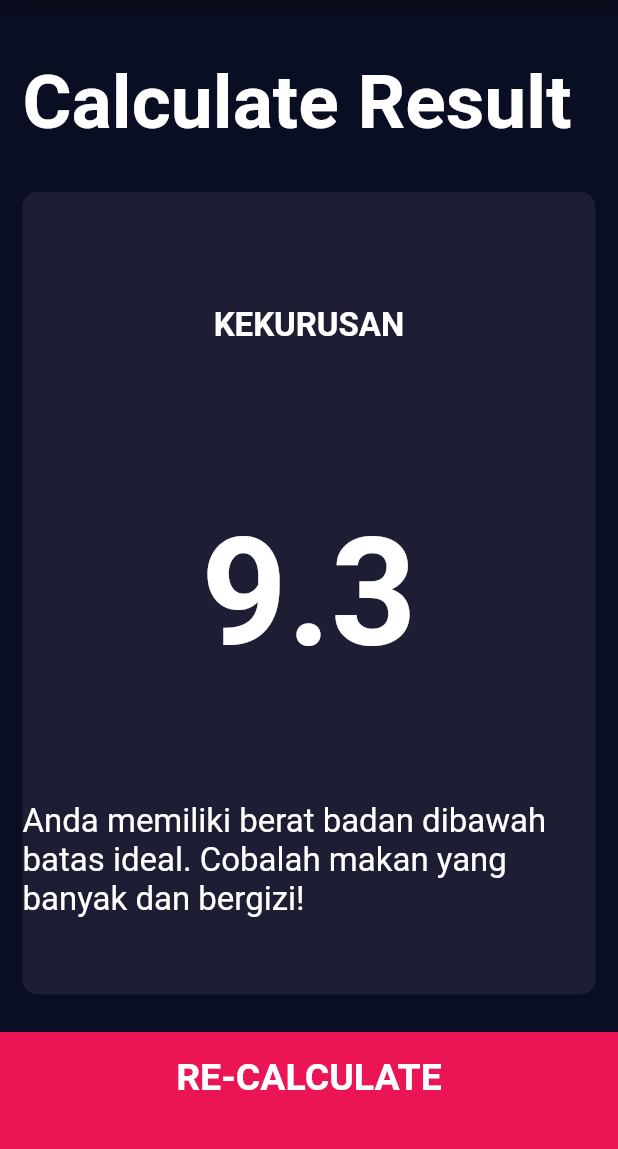
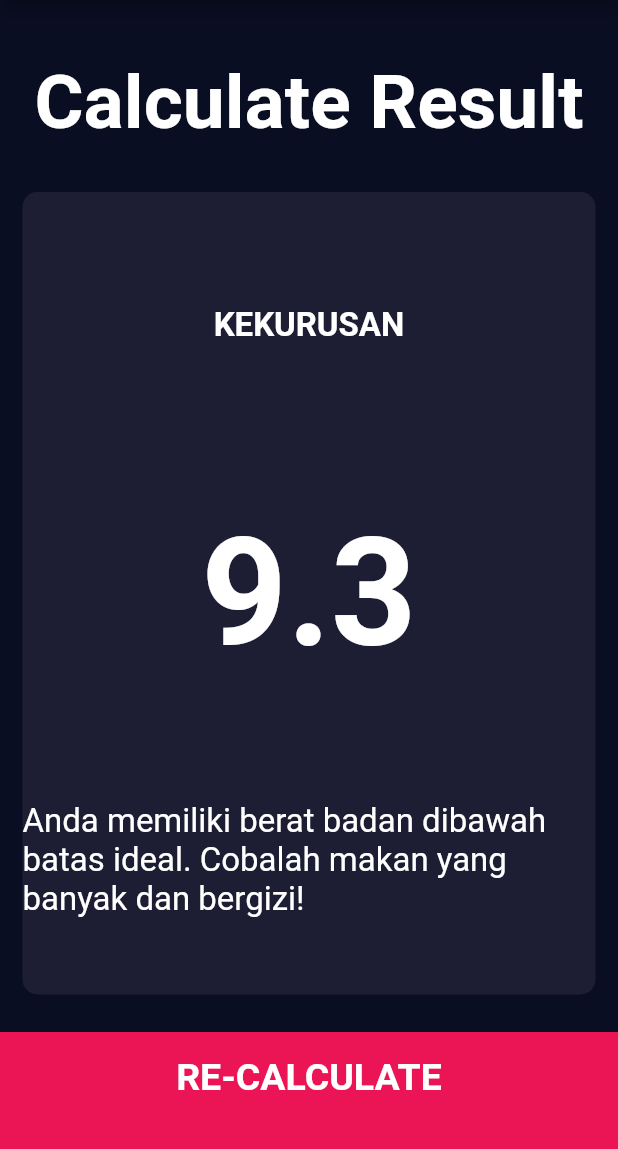
Before and after one commit to aulyanrahman/bmi_calculator_praktikum, a Flutter app: the screen it shows after launch, after a tap on "CALCULATE", on a phone screen of 412 x 824 dp, the part 84-1233 px from its top. Run offline on Flutter 3.47's test engine with Material 2 defaults, Android fonts, the phone set to English and light mode, and no system bars; our stand-ins replace font_awesome_flutter.

Commit message:
done app

```diff
--- a/lib/screens/result.page.dart
+++ b/lib/screens/result.page.dart
@@ -24,7 +24,7 @@ class ResultPage extends StatelessWidget {
         children: [
           Expanded(
             child: Container(
-              alignment: Alignment.bottomLeft,
+              alignment: Alignment.bottomCenter,
               padding: EdgeInsets.all(15.0),
               child: Text(
                 'Calculate Result',
```
